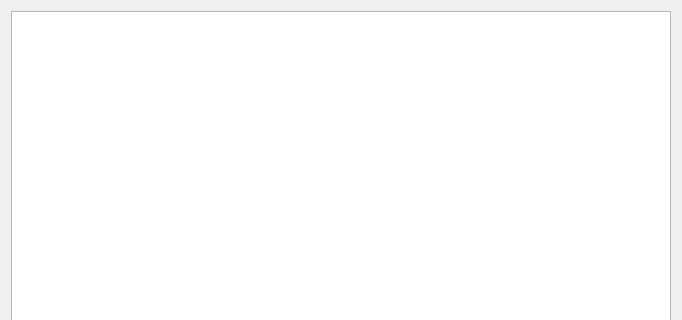
The window that examples/FileManager/FileManager.ui (rbbrnc/krbkACD) describes before a commit, drawn with Qt 5; both pictures show x 0 to 682 and y 0 to 320 of the 682 by 515 pixel window.
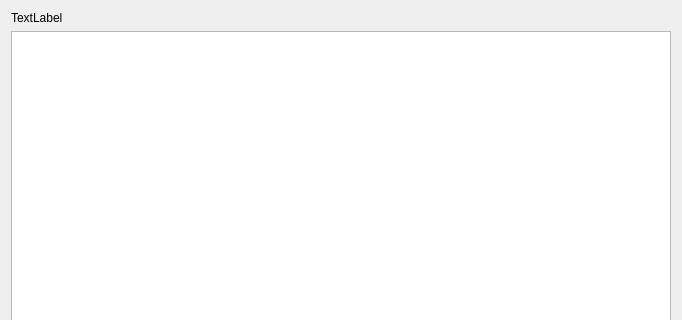
The same window after the commit.

Diff of the .ui file:
```diff
--- a/examples/FileManager/FileManager.ui
+++ b/examples/FileManager/FileManager.ui
@@ -14,6 +14,19 @@
    <string>FileManager</string>
   </property>
   <layout class="QVBoxLayout" name="verticalLayout">
+   <item>
+    <widget class="QLabel" name="pathLabel">
+     <property name="sizePolicy">
+      <sizepolicy hsizetype="Preferred" vsizetype="Fixed">
+       <horstretch>0</horstretch>
+       <verstretch>0</verstretch>
+      </sizepolicy>
+     </property>
+     <property name="text">
+      <string>TextLabel</string>
+     </property>
+    </widget>
+   </item>
    <item>
     <widget class="QListView" name="listView"/>
    </item>
```
Left out of the diff: 2 changed lines with no effect on the pictures.
